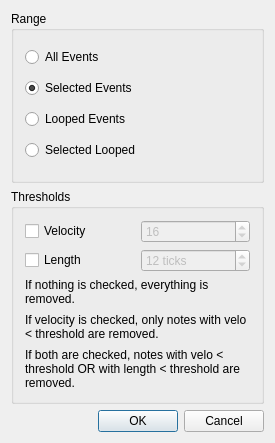
The window that muse2/muse/widgets/function_dialogs/removebase.ui (emrum/muse) describes before a commit, drawn with Qt 5.
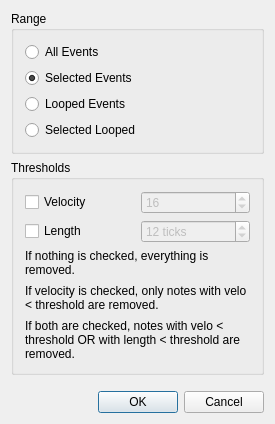
The same window after the commit.

Commit message: added spacers to function dialogs

Patch:
```diff
--- a/muse2/muse/widgets/function_dialogs/removebase.ui
+++ b/muse2/muse/widgets/function_dialogs/removebase.ui
@@ -10,7 +10,7 @@
     <x>0</x>
     <y>0</y>
     <width>275</width>
-    <height>443</height>
+    <height>424</height>
    </rect>
   </property>
   <property name="windowTitle">
@@ -144,6 +144,12 @@
       </item>
       <item row="2" column="0" colspan="2">
        <widget class="QLabel" name="label">
+        <property name="sizePolicy">
+         <sizepolicy hsizetype="Preferred" vsizetype="Minimum">
+          <horstretch>0</horstretch>
+          <verstretch>0</verstretch>
+         </sizepolicy>
+        </property>
         <property name="text">
          <string>&lt;!DOCTYPE HTML PUBLIC &quot;-//W3C//DTD HTML 4.0//EN&quot; &quot;http://www.w3.org/TR/REC-html40/strict.dtd&quot;&gt;
 &lt;html&gt;&lt;head&gt;&lt;meta name=&quot;qrichtext&quot; content=&quot;1&quot; /&gt;&lt;style type=&quot;text/css&quot;&gt;
@@ -164,6 +170,19 @@
      </layout>
     </widget>
    </item>
+   <item>
+    <spacer name="verticalSpacer">
+     <property name="orientation">
+      <enum>Qt::Vertical</enum>
+     </property>
+     <property name="sizeHint" stdset="0">
+      <size>
+       <width>20</width>
+       <height>40</height>
+      </size>
+     </property>
+    </spacer>
+   </item>
    <item>
     <layout class="QHBoxLayout" name="horizontalLayout">
      <property name="spacing">
```
The commit also changes 10 other files.
